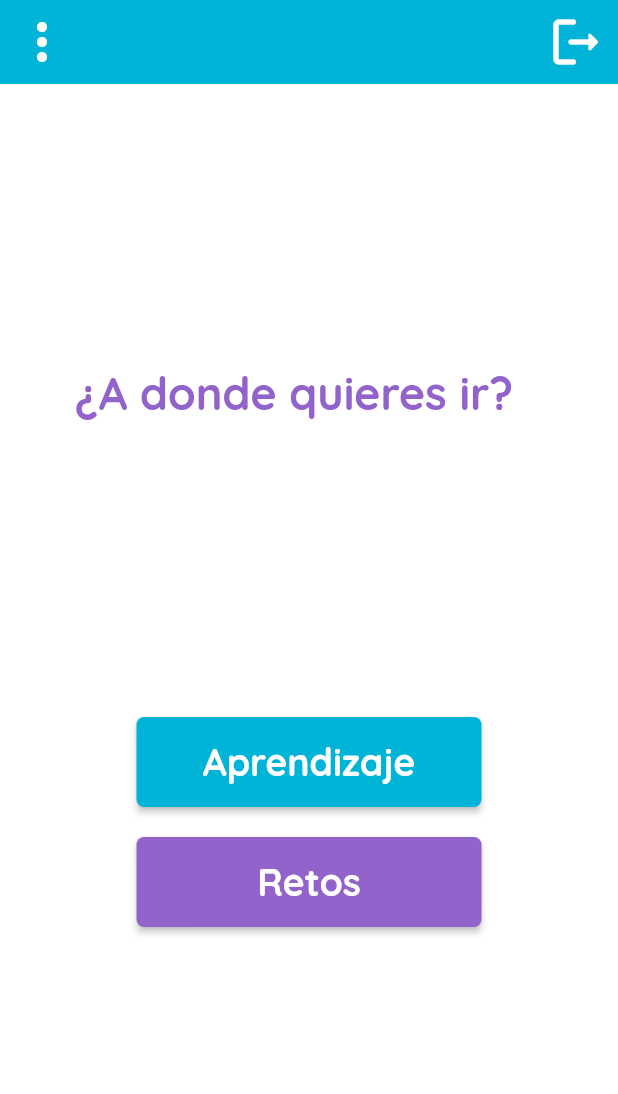
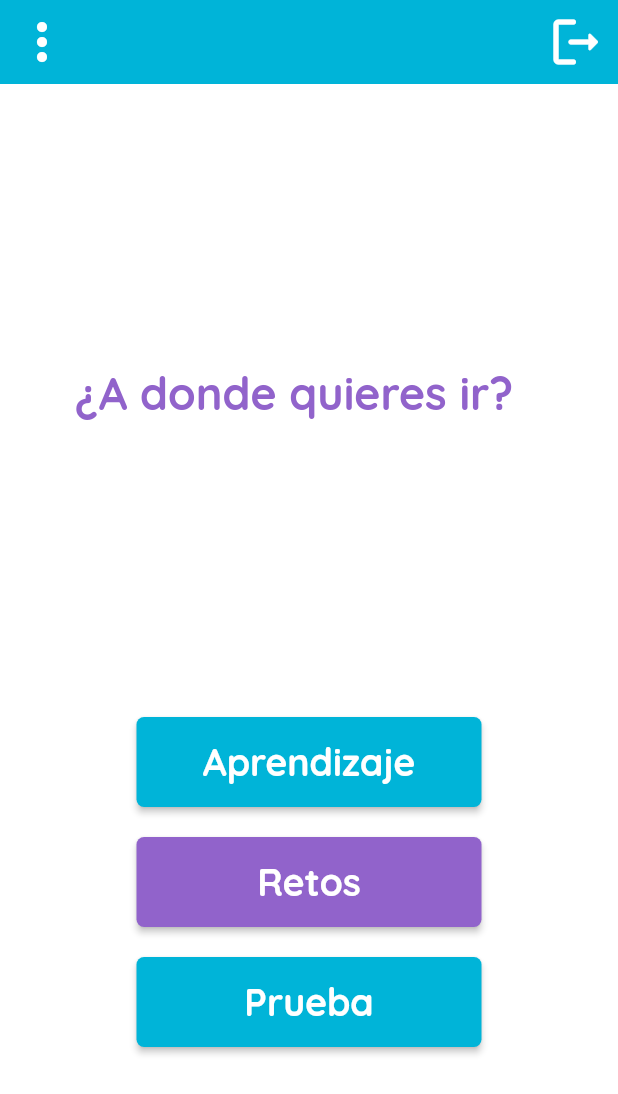
Before and after one commit to JuanFerr1098/ProyectoIntegrador1, a Flutter app: the IndexPage screen opened by its route, on a phone screen of 412 x 824 dp. Shown: the top 1094 px of the screen. Run offline on Flutter 3.47's test engine with Material 2 defaults, Android fonts, the phone set to English and light mode, and no system bars; our stand-ins replace carousel_slider, cloud_firestore, firebase_auth, firebase_core, fluttertoast, shared_preferences and 1 more; accounts and stored records are empty; network calls fail; project files that could hold a hidden picture were left out.

Commit message:
boton prueba

```diff
--- a/newtonapp/lib/main.dart
+++ b/newtonapp/lib/main.dart
@@ -25,6 +25,8 @@ import 'package:newtonapp/pages/retos/tipo_reto.dart';
 import 'package:newtonapp/pages/splashscreen.dart';
 import 'package:newtonapp/shared/acerca_de.dart';
 import 'package:newtonapp/shared/coming_soon.dart';
+import 'package:newtonapp/pages/prueba/pruebaHome.dart';
+
 
 Future<void> main() async {
   WidgetsFlutterBinding.ensureInitialized();
@@ -70,6 +72,7 @@ class MyApp extends StatelessWidget {
           'acercaDe': (_) => const AcercaDe(),
           'ComingSoon': (_) => const ComingSoon(),
           'comentarios': (_) => Comentarios(),
+          'prueba': (_) => PruebaHome(),
         });
   }
 }
--- a/newtonapp/lib/pages/index_page.dart
+++ b/newtonapp/lib/pages/index_page.dart
@@ -34,6 +34,7 @@ class _IndexPage extends State<IndexPage> {
           textoInicial(context),
           botonAprendizaje2(context),
           botonRetos2(context),
+          botonPrueba(context)
         ],
       ),
       backgroundColor: Colors.white, //Color de Fondo
@@ -115,6 +116,32 @@ class _IndexPage extends State<IndexPage> {
         ));
   }
 
+  Widget botonPrueba(context) {
+    return Container(
+        padding: const EdgeInsets.all(10),
+        alignment: Alignment.center,
+        child: MaterialButton(
+          minWidth: 230.0,
+          height: 60.0,
+          color: const Color.fromRGBO( 0, 180, 216, 1),
+          shape: RoundedRectangleBorder(
+            borderRadius: BorderRadius.circular(5.0),
+          ),
+          onPressed: () {
+            Navigator.of(context).pushNamed('prueba');
+          },
+          child: const Text(
+            'Prueba',
+            style: TextStyle(
+              fontFamily: 'QBold',
+              color: Colors.white,
+              fontSize: 25.0,
+              fontWeight: FontWeight.bold,
+            ),
+          ),
+        ));
+  }
+
   PreferredSizeWidget? myAppBar(context) {
     return AppBar(
        backgroundColor:  const Color.fromRGBO( 0, 180, 216, 1),
```
Also changed, not shown: newtonapp/lib/pages/prueba/pruebaHome.dart (added, +54 -0 lines).
